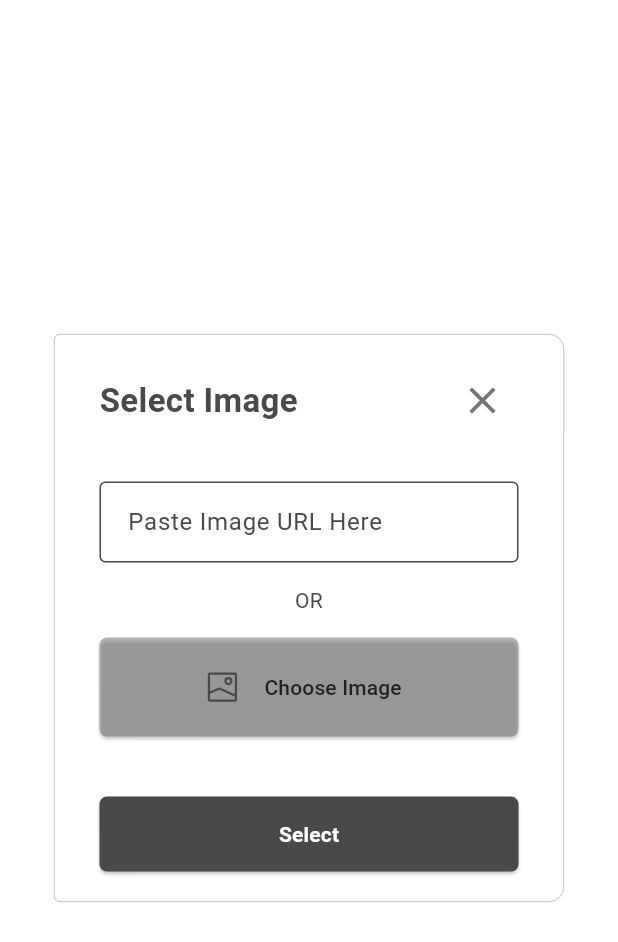
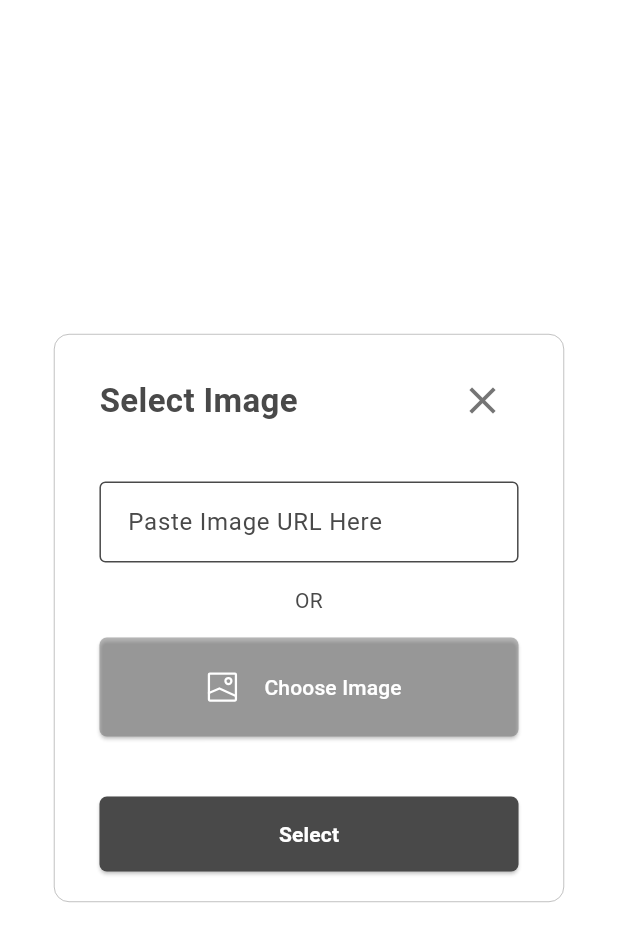
Before and after one commit to piyushburate/stillnote, a Flutter app: the ImageSelectorDialog widget shown alone on an empty page, opened directly with empty values, after a tap on "Select", on a phone screen of 412 x 824 dp. Shown: the top 942 px of the screen. Run offline on Flutter 3.47's test engine with Material 3 defaults, Android fonts, the light colour scheme and no system bars; our stand-ins replace cloud_firestore, cross_file, file_picker, firebase_auth, firebase_core, firebase_storage and 9 more; missing offline and left inert: flutter_quill, share_plus_dialog; accounts and stored records are empty; generated files the repository leaves out were written again; Roboto replaces fonts that are missing (Padauk).

Commit message:
Image Upload and NoteSection deleteResources()

```diff
--- a/lib/dialogs/image_selector_dialog.dart
+++ b/lib/dialogs/image_selector_dialog.dart
@@ -1,18 +1,23 @@
 import 'dart:io';
 
+import 'package:cross_file/cross_file.dart';
 import 'package:file_picker/file_picker.dart';
+import 'package:firebase_storage/firebase_storage.dart';
 import 'package:flutter/foundation.dart';
 import 'package:flutter/material.dart';
 import 'package:http/http.dart' as http;
+import 'package:stillnote/utils/x_functions.dart';
 import 'package:stillnote/utils/x_icons.dart';
 import 'package:stillnote/utils/x_widgets.dart';
 import 'package:stillnote/widgets/svg_icon.dart';
 
 class ImageSelectorDialog extends StatefulWidget {
   final void Function(String? url) close;
+  final String uploadFolderPath;
   const ImageSelectorDialog({
     super.key,
     required this.close,
+    required this.uploadFolderPath,
   });
 
   @override
@@ -21,8 +26,9 @@ class ImageSelectorDialog extends StatefulWidget {
 
 class _ImageSelectorDialogState extends State<ImageSelectorDialog> {
   final _urlCtrl = TextEditingController();
-  ImageProvider? _imageProvider;
+  ImageProvider? imageProvider;
   String? imagePath;
+  XFile? selectedFile;
   bool isValidated = false;
   bool loading = false;
 
@@ -43,13 +49,8 @@ class _ImageSelectorDialogState extends State<ImageSelectorDialog> {
         constraints: const BoxConstraints(maxWidth: 340),
         decoration: BoxDecoration(
           color: colorScheme.surface,
-          border: Border.fromBorderSide(
-            BorderSide(width: 0.3, color: colorScheme.secondary),
-          ),
-          borderRadius: const BorderRadius.horizontal(
-            left: Radius.circular(4),
-            right: Radius.circular(10),
-          ),
+          border: Border.all(width: 0.3, color: colorScheme.secondary),
+          borderRadius: BorderRadius.circular(10),
         ),
         child: getCreateForm(colorScheme),
       ),
@@ -89,7 +90,7 @@ class _ImageSelectorDialogState extends State<ImageSelectorDialog> {
           textInputAction: TextInputAction.done,
           validator: (value) {
             if (!isValidated) {
-              return "Invalid URL or Error fetching image!";
+              return "Invalid URL or Error while fetching image!";
             }
             return null;
           },
@@ -99,7 +100,8 @@ class _ImageSelectorDialogState extends State<ImageSelectorDialog> {
               final response = await http.head(Uri.parse(value));
               if (response.statusCode == 200) {
                 imagePath = value;
-                _imageProvider = NetworkImage(imagePath!);
+                imageProvider = NetworkImage(imagePath!);
+                selectedFile = XFile(value);
                 isValidated = true;
               }
             }
@@ -118,10 +120,16 @@ class _ImageSelectorDialogState extends State<ImageSelectorDialog> {
             if (result != null) {
               if (kIsWeb) {
                 var bytes = result.files.first.bytes;
-                if (bytes != null) _imageProvider = MemoryImage(bytes);
+                if (bytes != null) {
+                  imageProvider = MemoryImage(bytes);
+                  selectedFile = result.files.first.xFile;
+                }
               } else {
                 var path = result.files.first.path;
-                if (path != null) _imageProvider = FileImage(File(path));
+                if (path != null) {
+                  imageProvider = FileImage(File(path));
+                  selectedFile = result.files.first.xFile;
+                }
               }
               imagePath = null;
               setState(() {});
@@ -135,18 +143,21 @@ class _ImageSelectorDialogState extends State<ImageSelectorDialog> {
             ),
             padding: const EdgeInsets.symmetric(vertical: 15, horizontal: 20),
           ),
-          icon: const SvgIcon(XIcons.image),
-          label: const Padding(
-            padding: EdgeInsets.all(8.0),
-            child: Text("Choose Image"),
+          icon: const SvgIcon(XIcons.image, invert: true),
+          label: Padding(
+            padding: const EdgeInsets.all(8.0),
+            child: Text(
+              "Choose Image",
+              style: TextStyle(color: colorScheme.onPrimary),
+            ),
           ),
         ),
-        (_imageProvider != null)
+        (imageProvider != null)
             ? Container(
                 margin: const EdgeInsets.symmetric(vertical: 20),
                 decoration: BoxDecoration(border: Border.all(width: 0.2)),
                 height: 200,
-                child: Image(image: _imageProvider!),
+                child: Image(image: imageProvider!),
               )
             : const SizedBox(),
         const SizedBox(height: 40),
@@ -177,15 +188,21 @@ class _ImageSelectorDialogState extends State<ImageSelectorDialog> {
 
   Future<void> onSubmit(BuildContext context) async {
     setState(() => loading = true);
-    if (imagePath != null) {
-      if (imagePath!.isNotEmpty) {
-        widget.close(imagePath);
+    if (selectedFile != null) {
+      try {
+        var firestorage = FirebaseStorage.instance;
+        var ref = firestorage.ref(widget.uploadFolderPath);
+        await ref.putData(await selectedFile!.readAsBytes());
+        // ignore: use_build_context_synchronously
+        XFuns.showSnackbar(context, 'Image Uploaded!');
+        final url = await ref.getDownloadURL();
+        widget.close(url);
         return;
+      } catch (e) {
+        // ignore: use_build_context_synchronously
+        XFuns.showSnackbar(context, 'Error uploading image');
+        widget.close(null);
       }
-    }
-    if (_imageProvider != null) {
-      widget.close(null);
-      return;
     }
     setState(() => loading = false);
     return;
--- a/lib/screens/note/note_sections/note_section.dart
+++ b/lib/screens/note/note_sections/note_section.dart
@@ -49,5 +49,7 @@ class NoteSection {
     throw UnimplementedError();
   }
 
+  Future<void> deleteResources(NoteEditorState state) async {}
+
   void initialAction(BuildContext context) {}
 }
--- a/lib/screens/note/note_sections/text_box_section.dart
+++ b/lib/screens/note/note_sections/text_box_section.dart
@@ -100,7 +100,7 @@ class TextBoxSection extends NoteSection {
             ],
           ),
           onTap: () async {
-            context.read<NoteCubit>().deleteNoteSection(state, id);
+            context.read<NoteCubit>().deleteNoteSection(state, this);
           },
         ),
     ];
--- a/lib/screens/note/note_sections/yt_video_box_section.dart
+++ b/lib/screens/note/note_sections/yt_video_box_section.dart
@@ -151,7 +151,7 @@ class YtVideoBoxSection extends NoteSection {
             ],
           ),
           onTap: () async {
-            context.read<NoteCubit>().deleteNoteSection(state, id);
+            context.read<NoteCubit>().deleteNoteSection(state, this);
           },
         ),
       ]);
--- a/pubspec.yaml
+++ b/pubspec.yaml
@@ -26,6 +26,8 @@ dependencies:
   flutter_quill: ^9.3.9
   cupertino_icons: ^1.0.8
   flutter_native_splash: ^2.4.0
+  firebase_storage: ^11.7.4
+  cross_file: ^0.3.4+1
 
 dev_dependencies:
   flutter_test:
```
Also changed, not shown: lib/screens/note/cubit/note_cubit.dart (+5 -4 lines), lib/screens/note/note_sections/image_box_section.dart (+13 -15 lines), lib/screens/notebook/cubit/notebook_cubit.dart (+11 -0 lines), pubspec.lock.
